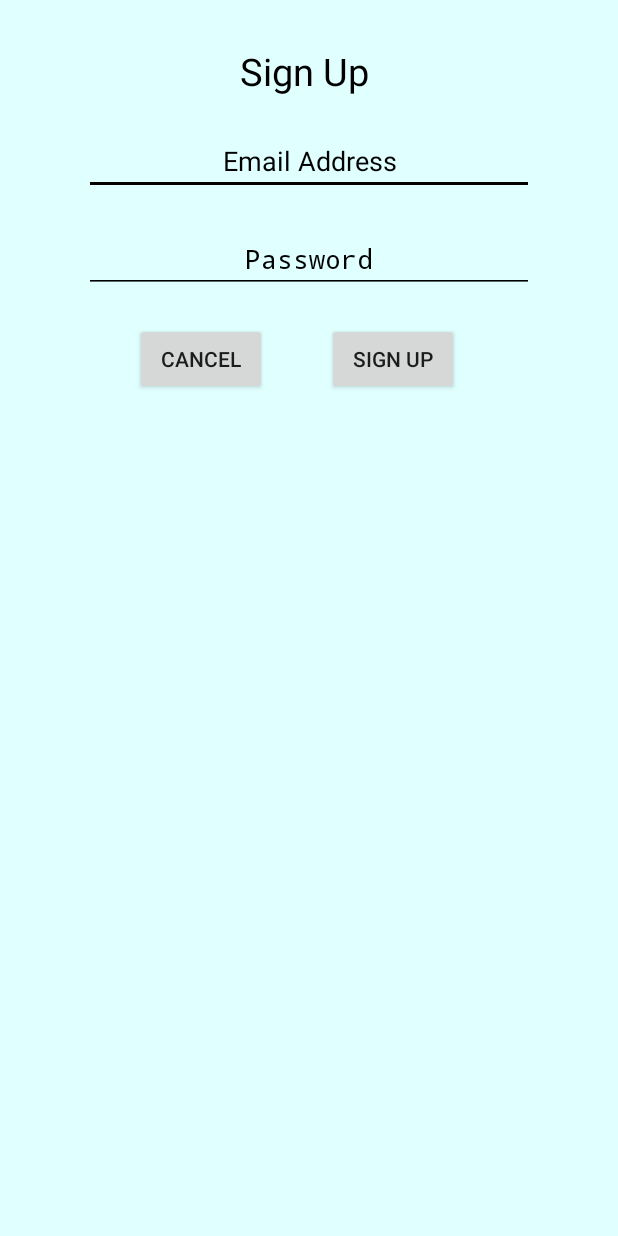
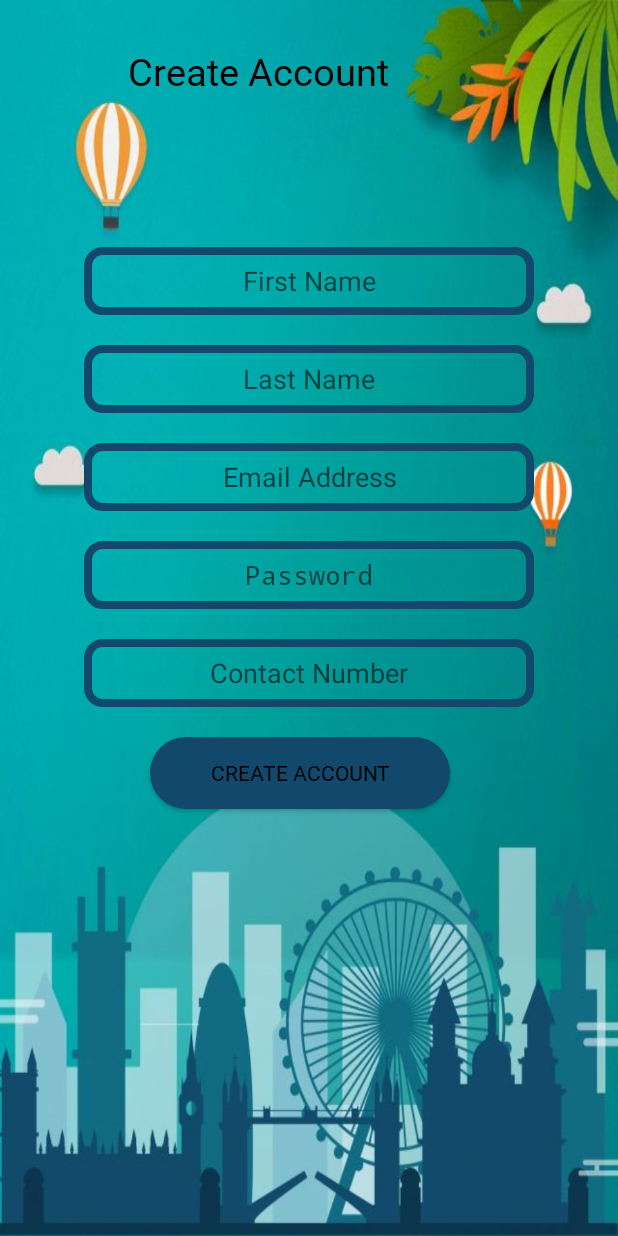
Before and after one commit to JopherJoe/MOBILE, an Android app built with Jetpack Compose: the layout activity_main2.xml on its own in the app's theme, with its tools: preview values and no code run, on a phone screen of 412 x 824 dp. Run offline under Robolectric (Android 15) with nearby library versions, the phone set to English and light mode, and no system bars.

Commit message:
redesigned t

```diff
--- /dev/null
+++ b/app/src/main/res/drawable/button.xml
@@ -0,0 +1,6 @@
+<?xml version="1.0" encoding="utf-8"?>
+<shape xmlns:android="http://schemas.android.com/apk/res/android" android:shape="rectangle">
+
+    <corners android:radius="34dp"/>
+    <solid android:color="@color/lightblue"/>
+</shape>
--- /dev/null
+++ b/app/src/main/res/drawable/edittext.xml
@@ -0,0 +1,8 @@
+<?xml version="1.0" encoding="utf-8"?>
+<shape xmlns:android="http://schemas.android.com/apk/res/android">
+
+    <stroke android:color="@color/lightblue"
+        android:width="5dp"/>
+
+    <corners android:radius="10dp"/>
+</shape>
--- a/app/src/main/res/layout/activity_main2.xml
+++ b/app/src/main/res/layout/activity_main2.xml
@@ -15,49 +15,83 @@
             android:layout_height="match_parent"
             android:orientation="vertical"
             app:layout_constraintTop_toTopOf="parent"
-            android:background="@color/lightcyan">
+            android:background="@drawable/background">
 
             <TextView
-                android:id="@+id/textView2"
+                android:id="@+id/createAccount"
                 android:layout_width="wrap_content"
                 android:layout_height="wrap_content"
-                android:text="Sign Up"
+                android:text="Create Account"
                 tools:layout_editor_absoluteX="176dp"
                 tools:layout_editor_absoluteY="50dp"
                 android:layout_marginTop="30dp"
-                android:layout_marginLeft="160dp"
+                android:layout_marginLeft="85dp"
                 android:textColor="@color/black"
                 android:textSize="25dp"
-                />
+                android:fontFamily="@font/dela"/>
 
 
 
             <EditText
-                android:id="@+id/editTextTextEmailAddress1"
+                android:id="@+id/signup_firstname"
                 android:layout_width="300dp"
-                android:layout_height="wrap_content"
+                android:layout_height="45dp"
+                android:hint="First Name"
+                android:ems="10"
+                android:inputType="text"
+                android:layout_marginTop="100dp"
+                android:layout_gravity="center"
+                android:textAlignment="center"
+                android:background="@drawable/edittext"/>
+
+            <EditText
+                android:id="@+id/signup_lastname"
+                android:layout_width="300dp"
+                android:layout_height="45dp"
+                android:hint="Last Name"
+                android:ems="10"
+                android:inputType="text"
+                android:layout_marginTop="20dp"
+                android:background="@drawable/edittext"
+                android:layout_gravity="center"
+                android:textAlignment="center" />
+
+            <EditText
+                android:id="@+id/signup_emailaddress"
+                android:layout_width="300dp"
+                android:layout_height="45dp"
                 android:hint="Email Address"
                 android:ems="10"
                 android:inputType="textEmailAddress"
                 android:layout_marginTop="20dp"
-                android:backgroundTint="@color/black"
+                android:background="@drawable/edittext"
                 android:layout_gravity="center"
-                android:textAlignment="center"
-                android:textColorHint="@color/black"/>
-
+                android:textAlignment="center" />
 
             <EditText
-                android:id="@+id/editTextTextPassword1"
+                android:id="@+id/signup_password"
                 android:layout_width="300dp"
-                android:layout_height="wrap_content"
+                android:layout_height="45dp"
                 android:hint="Password"
                 android:ems="10"
                 android:inputType="textPassword"
                 android:layout_marginTop="20dp"
+                android:background="@drawable/edittext"
+                android:layout_gravity="center"
+                android:textAlignment="center" />
+
+
+            <EditText
+                android:id="@+id/signup_contactno"
+                android:layout_width="300dp"
+                android:layout_height="45dp"
+                android:hint="Contact Number"
+                android:ems="10"
+                android:inputType="phone"
+                android:layout_marginTop="20dp"
                 android:layout_gravity="center"
                 android:textAlignment="center"
-                android:textColorHint="@color/black"
-                android:backgroundTint="@color/black"/>
+                android:background="@drawable/edittext"/>
 
 
             <LinearLayout
@@ -66,23 +100,16 @@
                 android:orientation="horizontal">
 
             <Button
-                android:id="@+id/btnCancel"
-                android:layout_width="wrap_content"
+                android:id="@+id/createaccount"
+                android:layout_width="200dp"
                 android:layout_height="wrap_content"
                 android:layout_marginTop="20dp"
-                android:text="Cancel"
+                android:text="Create Account"
                 tools:layout_editor_absoluteX="161dp"
-                android:layout_marginLeft="90dp"
-                android:layout_marginRight="20dp"/>
-
-            <Button
-                android:id="@+id/btnSignUp2"
-                android:layout_width="wrap_content"
-                android:layout_height="wrap_content"
-                android:layout_marginTop="20dp"
-                android:text="Sign Up"
-                tools:layout_editor_absoluteX="161dp"
-                android:layout_marginLeft="20dp"/>
+                android:layout_marginLeft="100dp"
+                android:background="@drawable/button"
+                android:fontFamily="@font/dela"
+                android:textColor="@color/black"/>
 
             </LinearLayout>
 
--- a/app/src/main/res/values/colors.xml
+++ b/app/src/main/res/values/colors.xml
@@ -11,5 +11,6 @@
     <color name = "snow">#FFFAFA</color>
     <color name = "lightcyan">#E0FFFF</color>
     <color name = "cornflower">#6495ED</color>
+    <color name  = "lightblue">#12486B</color>
 
 </resources>
--- a/app/src/main/res/values/strings.xml
+++ b/app/src/main/res/values/strings.xml
@@ -1,5 +1,6 @@
 <resources>
     <string name="app_name">TRAVEL&amp;TOUR</string>
+
     <style name="AppTheme" parent="Theme.AppCompat">
         <!-- Custom theme attributes -->
     </style>
```
Also changed, not shown: app/src/main/AndroidManifest.xml (+6 -5 lines), app/src/main/java/com/example/traveltour/MainActivity.kt (+10 -20 lines), app/src/main/java/com/example/traveltour/MainActivity2.kt (+29 -17 lines), app/src/main/java/com/example/traveltour/MainActivity3.kt (deleted, +0 -23 lines), app/src/main/res/layout/activity_main.xml (+75 -38 lines), app/src/main/res/layout/activity_main3.xml (deleted, +0 -122 lines), app/src/main/res/drawable/background.jpg (added), 1 other file.
